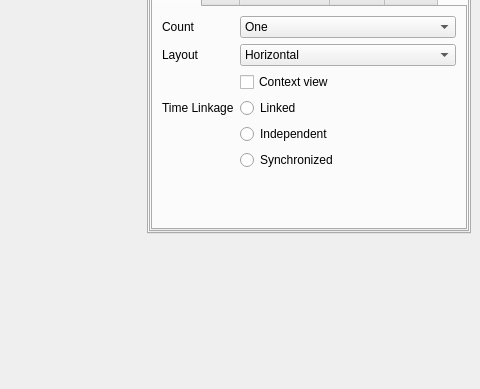
This is MainWindow.ui in danlipsa/foamvis as Qt 5 draws it before an edit; both pictures show x 563 to 1043 and y 207 to 596 of the 1043 by 596 pixel window. The edited form follows.
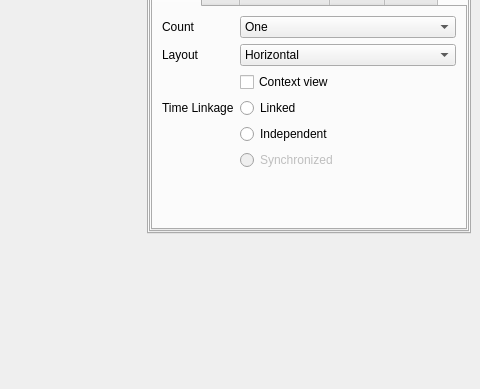
This is the edited form. The open tabs and pages were chosen to show the change. Custom widgets are drawn as their Qt base class.

What changed in the file:
```diff
--- a/MainWindow.ui
+++ b/MainWindow.ui
@@ -431,6 +431,9 @@
                    </item>
                    <item row="5" column="1">
                     <widget class="QRadioButton" name="radioButtonTimeSynchronized">
+                     <property name="enabled">
+                      <bool>false</bool>
+                     </property>
                      <property name="text">
                       <string>Synchronized</string>
                      </property>
```
Left out of the diff: 20 changed lines with no effect on the pictures.
